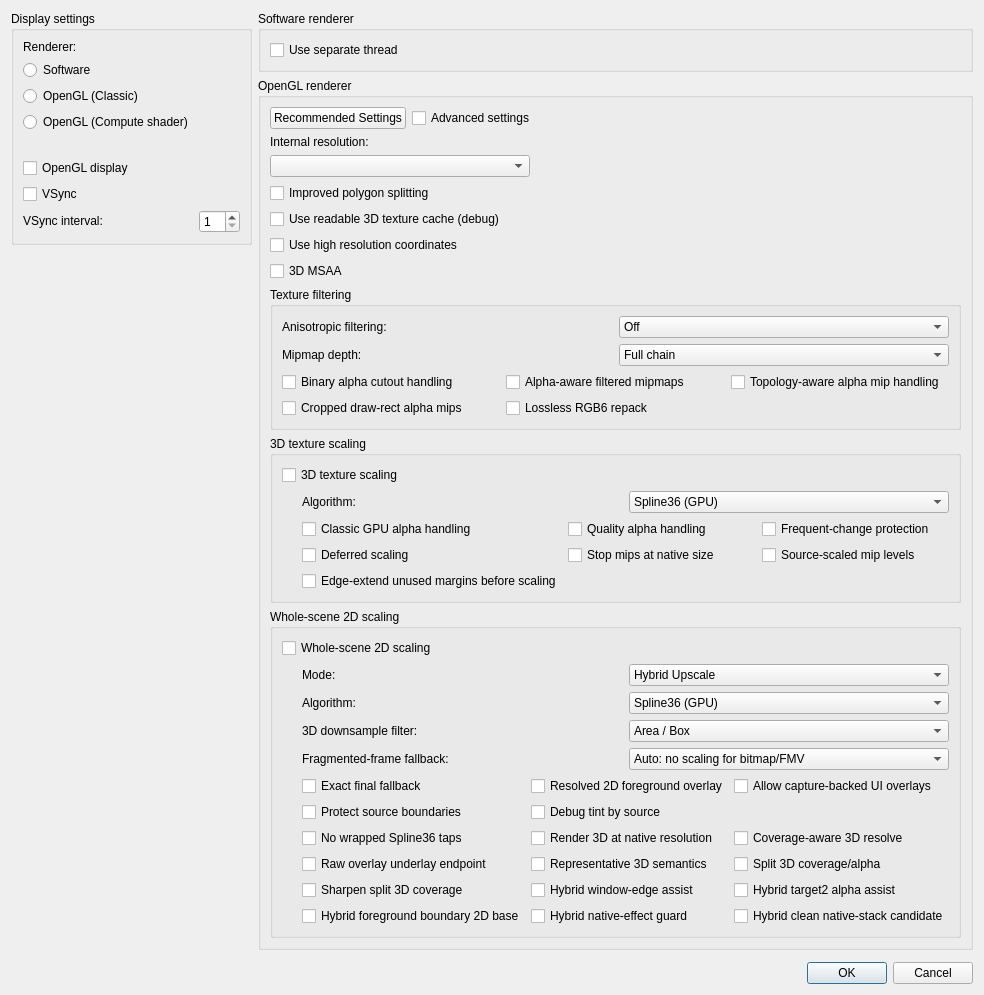
ZironZ/melonDS-X432R-Plus, file src/frontend/qt_sdl/VideoSettingsDialog.ui: the form before one commit.
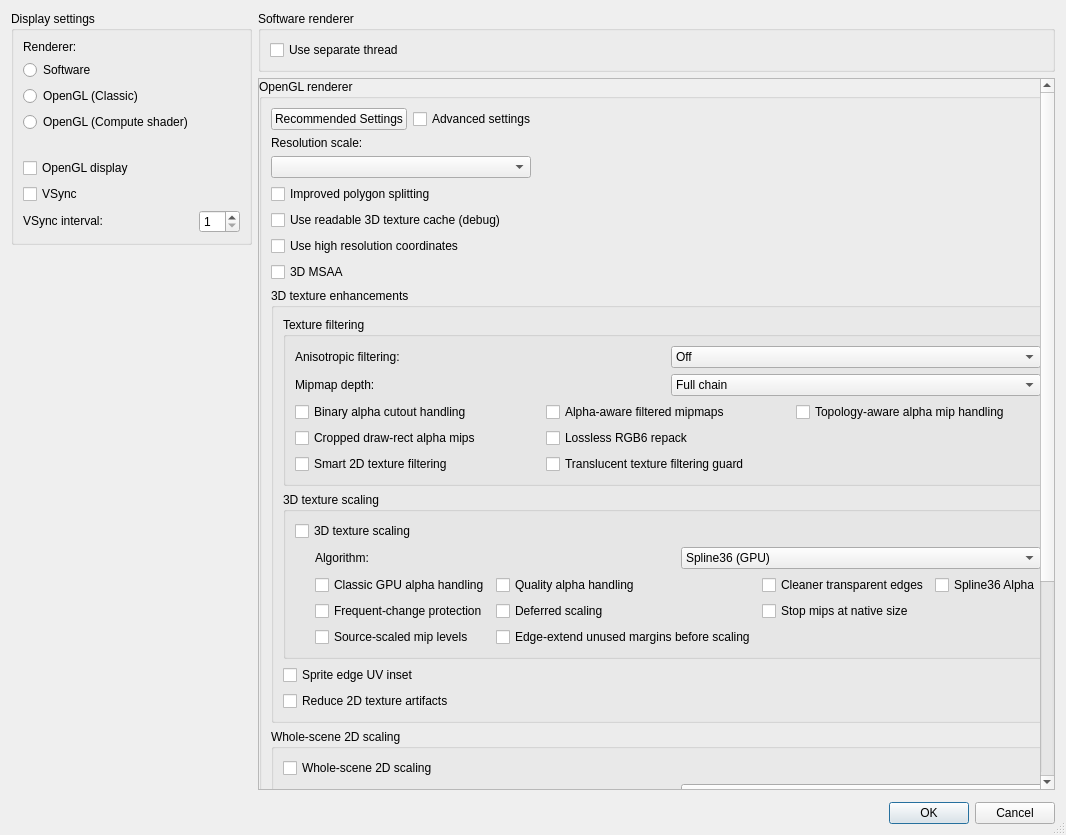
The form after the commit.

Patch:
```diff
--- a/src/frontend/qt_sdl/VideoSettingsDialog.ui
+++ b/src/frontend/qt_sdl/VideoSettingsDialog.ui
@@ -6,8 +6,8 @@
    <rect>
     <x>0</x>
     <y>0</y>
-    <width>514</width>
-    <height>392</height>
+    <width>1066</width>
+    <height>835</height>
    </rect>
   </property>
   <property name="sizePolicy">
@@ -19,15 +19,72 @@
   <property name="windowTitle">
    <string>Video settings - melonDS</string>
   </property>
+  <property name="sizeGripEnabled">
+   <bool>true</bool>
+  </property>
   <layout class="QGridLayout" name="gridLayout">
    <property name="sizeConstraint">
-    <enum>QLayout::SizeConstraint::SetFixedSize</enum>
+    <enum>QLayout::SizeConstraint::SetMinimumSize</enum>
    </property>
    <property name="horizontalSpacing">
     <number>6</number>
    </property>
    <item row="1" column="1">
-    <widget class="QGroupBox" name="groupBox_3">
+    <widget class="QScrollArea" name="scrollAreaOpenGLRenderer">
+     <property name="sizePolicy">
+      <sizepolicy hsizetype="Expanding" vsizetype="Expanding">
+       <horstretch>0</horstretch>
+       <verstretch>1</verstretch>
+      </sizepolicy>
+     </property>
+     <property name="minimumSize">
+      <size>
+       <width>0</width>
+       <height>520</height>
+      </size>
+     </property>
+     <property name="verticalScrollBarPolicy">
+      <enum>Qt::ScrollBarPolicy::ScrollBarAsNeeded</enum>
+     </property>
+     <property name="horizontalScrollBarPolicy">
+      <enum>Qt::ScrollBarPolicy::ScrollBarAlwaysOff</enum>
+     </property>
+     <property name="widgetResizable">
+      <bool>true</bool>
+     </property>
+     <widget class="QWidget" name="scrollAreaWidgetContentsOpenGLRenderer">
+      <property name="geometry">
+       <rect>
+        <x>0</x>
+        <y>0</y>
+        <width>706</width>
+        <height>620</height>
+       </rect>
+      </property>
+      <layout class="QVBoxLayout" name="verticalLayoutOpenGLRendererScroll">
+       <property name="sizeConstraint">
+        <enum>QLayout::SizeConstraint::SetMinimumSize</enum>
+       </property>
+       <property name="leftMargin">
+        <number>0</number>
+       </property>
+       <property name="topMargin">
+        <number>0</number>
+       </property>
+       <property name="rightMargin">
+        <number>0</number>
+       </property>
+       <property name="bottomMargin">
+        <number>0</number>
+       </property>
+       <item>
+        <widget class="QGroupBox" name="groupBox_3">
+     <property name="sizePolicy">
+      <sizepolicy hsizetype="Preferred" vsizetype="Maximum">
+       <horstretch>0</horstretch>
+       <verstretch>0</verstretch>
+      </sizepolicy>
+     </property>
      <property name="title">
       <string>OpenGL renderer</string>
      </property>
@@ -72,7 +129,7 @@
       <item row="1" column="0">
        <widget class="QLabel" name="label_3">
         <property name="text">
-         <string>Internal resolution:</string>
+         <string>Resolution scale:</string>
         </property>
        </widget>
       </item>
@@ -127,11 +184,17 @@
        </widget>
       </item>
       <item row="7" column="0">
-       <widget class="QGroupBox" name="groupBoxTextureFiltering">
+       <widget class="QGroupBox" name="groupBoxTextureEnhancements">
         <property name="title">
-         <string>Texture filtering</string>
+         <string>3D texture enhancements</string>
         </property>
-        <layout class="QGridLayout" name="gridLayoutTextureFiltering">
+        <layout class="QVBoxLayout" name="verticalLayoutTextureEnhancements">
+         <item>
+          <widget class="QGroupBox" name="groupBoxTextureFiltering">
+           <property name="title">
+            <string>Texture filtering</string>
+           </property>
+           <layout class="QGridLayout" name="gridLayoutTextureFiltering">
          <item row="0" column="0" colspan="3">
           <layout class="QHBoxLayout" name="horizontalLayout3DTextureAnisotropy">
            <item>
@@ -269,11 +332,31 @@
            </property>
           </widget>
          </item>
-        </layout>
-       </widget>
-      </item>
-      <item row="8" column="0">
-       <widget class="QGroupBox" name="groupBoxTextureScaling">
+         <item row="4" column="0">
+          <widget class="QCheckBox" name="cb3DTextureFilterSmart2D">
+           <property name="whatsThis">
+            <string>&lt;html&gt;&lt;head/&gt;&lt;body&gt;&lt;p&gt;Experimental smart 2D texture filtering. Detects simple clamp-only 2D sprite rectangles drawn through the 3D renderer, then forces nearest texture sampling for those draws so anisotropic filtering does not pull neighboring atlas pixels into sprite edges. Leave it off unless a game shows filtering lines or halos around 3D-textured UI or sprites.&lt;/p&gt;&lt;/body&gt;&lt;/html&gt;</string>
+           </property>
+           <property name="text">
+            <string>Smart 2D texture filtering</string>
+           </property>
+          </widget>
+         </item>
+         <item row="4" column="1">
+          <widget class="QCheckBox" name="cb3DTextureFilterTranslucentGuard">
+           <property name="whatsThis">
+            <string>&lt;html&gt;&lt;head/&gt;&lt;body&gt;&lt;p&gt;Experimental translucent texture filtering guard. For large translucent 3D polygons using A5I3 alpha-indexed textures, forces nearest texture sampling when anisotropic filtering is active. This can hide filtering seams on full-screen or effect-like translucent draws, but can make those effects look less filtered.&lt;/p&gt;&lt;/body&gt;&lt;/html&gt;</string>
+           </property>
+           <property name="text">
+            <string>Translucent texture filtering guard</string>
+           </property>
+          </widget>
+         </item>
+           </layout>
+          </widget>
+         </item>
+         <item>
+          <widget class="QGroupBox" name="groupBoxTextureScaling">
         <property name="title">
          <string>3D texture scaling</string>
         </property>
@@ -363,6 +446,26 @@
             </widget>
            </item>
            <item row="0" column="2">
+            <widget class="QCheckBox" name="cb3DTextureScalingAlphaXBRZ">
+             <property name="whatsThis">
+              <string>&lt;html&gt;&lt;head/&gt;&lt;body&gt;&lt;p&gt;Uses xBRZ for texture transparency on supported GPU scalers while texture colors stay on the selected scaler. This can make cutout edges cleaner and less blocky.&lt;/p&gt;&lt;/body&gt;&lt;/html&gt;</string>
+             </property>
+             <property name="text">
+              <string>Cleaner transparent edges</string>
+             </property>
+            </widget>
+           </item>
+           <item row="0" column="3">
+            <widget class="QCheckBox" name="cb3DTextureScalingSpline36Alpha">
+             <property name="whatsThis">
+              <string>&lt;html&gt;&lt;head/&gt;&lt;body&gt;&lt;p&gt;Uses Spline36 for texture alpha on GPU texture scalers. When unchecked, texture alpha uses conservative center-aligned linear scaling to avoid ringing and tiny holes in alpha-tested textures. Cleaner transparent edges still overrides this with xBRZ alpha when enabled.&lt;/p&gt;&lt;/body&gt;&lt;/html&gt;</string>
+             </property>
+             <property name="text">
+              <string>Spline36 Alpha</string>
+             </property>
+            </widget>
+           </item>
+           <item row="1" column="0">
             <widget class="QCheckBox" name="cb3DTextureScalingFrequentChangePolicy">
              <property name="whatsThis">
               <string>&lt;html&gt;&lt;head/&gt;&lt;body&gt;&lt;p&gt;Detects 3D texture slots that are being overwritten repeatedly. When enabled, the renderer can keep unstable textures unscaled temporarily and reuse archived scaled copies when the same contents cycle back. This can reduce hitches in palette-fade, animation, and movie-like scenes, but may leave rapidly changing textures pixelated while they are unstable.&lt;/p&gt;&lt;/body&gt;&lt;/html&gt;</string>
@@ -372,7 +475,7 @@
              </property>
             </widget>
            </item>
-           <item row="1" column="0">
+           <item row="1" column="1">
             <widget class="QCheckBox" name="cb3DTextureScalingDeferred">
              <property name="whatsThis">
               <string>&lt;html&gt;&lt;head/&gt;&lt;body&gt;&lt;p&gt;Defers the first upscale for palette-driven 3D textures. New palette variants are uploaded unscaled first, then upgraded to the selected scaler later after they have been reused and stayed stable long enough. Intended to reduce first-hit hitches in battle flashes and similar effects.&lt;/p&gt;&lt;/body&gt;&lt;/html&gt;</string>
@@ -382,7 +485,7 @@
              </property>
             </widget>
            </item>
-           <item row="1" column="1">
+           <item row="1" column="2">
             <widget class="QCheckBox" name="cb3DTextureScalingNativeMipFloor">
              <property name="whatsThis">
               <string>&lt;html&gt;&lt;head/&gt;&lt;body&gt;&lt;p&gt;Limits filterable mipmap generation for scaled 3D textures so the chain does not continue below the original native texture scale. Power-of-two texture scales produce a DeSmuME-style ladder such as 8x, 4x, 2x, 1x. Non-power-of-two scales stop at the last standard mip level still above native scale.&lt;/p&gt;&lt;/body&gt;&lt;/html&gt;</string>
@@ -392,7 +495,7 @@
              </property>
             </widget>
            </item>
-           <item row="1" column="2">
+           <item row="2" column="0">
             <widget class="QCheckBox" name="cb3DTextureScalingSourceMips">
              <property name="whatsThis">
               <string>&lt;html&gt;&lt;head/&gt;&lt;body&gt;&lt;p&gt;For power-of-two 3D texture scaling factors, builds lower filterable mip levels from the original texture source instead of downsampling the top scaled texture. For example, 4x uses the selected scaler again for the 2x mip and uploads the original texture as the 1x mip. This can improve color/detail consistency, but may add extra scaler work on texture-cache misses.&lt;/p&gt;&lt;/body&gt;&lt;/html&gt;</string>
@@ -402,7 +505,7 @@
              </property>
             </widget>
            </item>
-           <item row="2" column="0">
+           <item row="2" column="1">
             <widget class="QCheckBox" name="cb3DTextureScalingEdgeExtendUnusedMargins">
              <property name="whatsThis">
               <string>&lt;html&gt;&lt;head/&gt;&lt;body&gt;&lt;p&gt;For clamped 3D texture draws, detects the frame-wide used texture rectangle and edge-extends unused margins before scaling. This can prevent unused atlas or VRAM garbage from influencing scalers, but should stay disabled unless a game needs it.&lt;/p&gt;&lt;/body&gt;&lt;/html&gt;</string>
@@ -414,9 +517,32 @@
            </item>
           </layout>
          </item>
-        </layout>
-       </widget>
-      </item>
+         </layout>
+         </widget>
+        </item>
+        <item>
+         <widget class="QCheckBox" name="cb3DTextureFilterSpriteUVInset">
+          <property name="whatsThis">
+           <string>&lt;html&gt;&lt;head/&gt;&lt;body&gt;&lt;p&gt;Experimental sprite edge UV inset. For simple clamp-only sprite rectangles, slightly clips texture coordinates before sampling so filtering or scaled textures are less likely to pull neighboring atlas pixels into the sprite edge. This can crop exact texture edges, so leave it off unless a game shows atlas-edge lines or garbage around 3D-textured sprites.&lt;/p&gt;&lt;/body&gt;&lt;/html&gt;</string>
+          </property>
+          <property name="text">
+           <string>Sprite edge UV inset</string>
+          </property>
+         </widget>
+        </item>
+        <item>
+         <widget class="QCheckBox" name="cb3DTexture2DAtlasProtection">
+          <property name="whatsThis">
+           <string>&lt;html&gt;&lt;head/&gt;&lt;body&gt;&lt;p&gt;Try this if UI, sprites, or 2D backgrounds show thin lines, halos, or stray pixels after enabling texture filtering or texture scaling.&lt;/p&gt;&lt;p&gt;This can help games that draw 2D art as 3D textures, but it will not fix every game and can slightly change texture edges. Advanced settings show the individual fixes controlled by this option.&lt;/p&gt;&lt;/body&gt;&lt;/html&gt;</string>
+          </property>
+          <property name="text">
+           <string>Reduce 2D texture artifacts</string>
+          </property>
+         </widget>
+        </item>
+       </layout>
+      </widget>
+     </item>
       <item row="9" column="0">
        <widget class="QGroupBox" name="groupBoxWholeScene2DScaling">
         <property name="title">
@@ -795,6 +921,23 @@
        </widget>
       </item>
      </layout>
+        </widget>
+       </item>
+       <item>
+        <spacer name="verticalSpacerOpenGLRendererScroll">
+         <property name="orientation">
+          <enum>Qt::Orientation::Vertical</enum>
+         </property>
+         <property name="sizeHint" stdset="0">
+          <size>
+           <width>20</width>
+           <height>40</height>
+          </size>
+         </property>
+        </spacer>
+       </item>
+      </layout>
+     </widget>
     </widget>
    </item>
    <item row="0" column="1">
```
Left out of the diff: 65 changed lines with no effect on the pictures.
